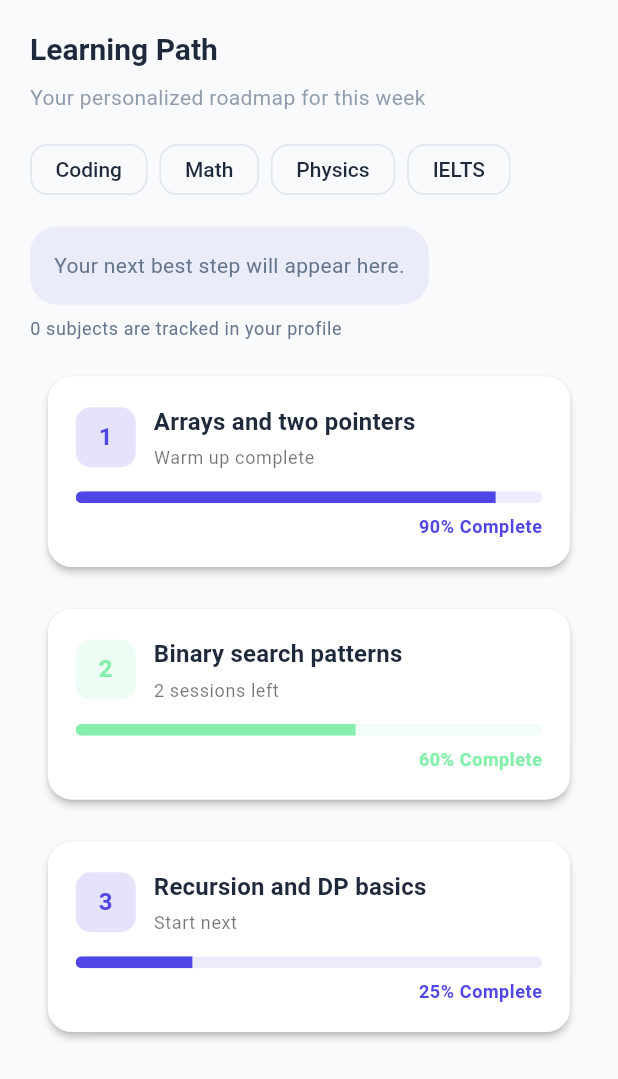
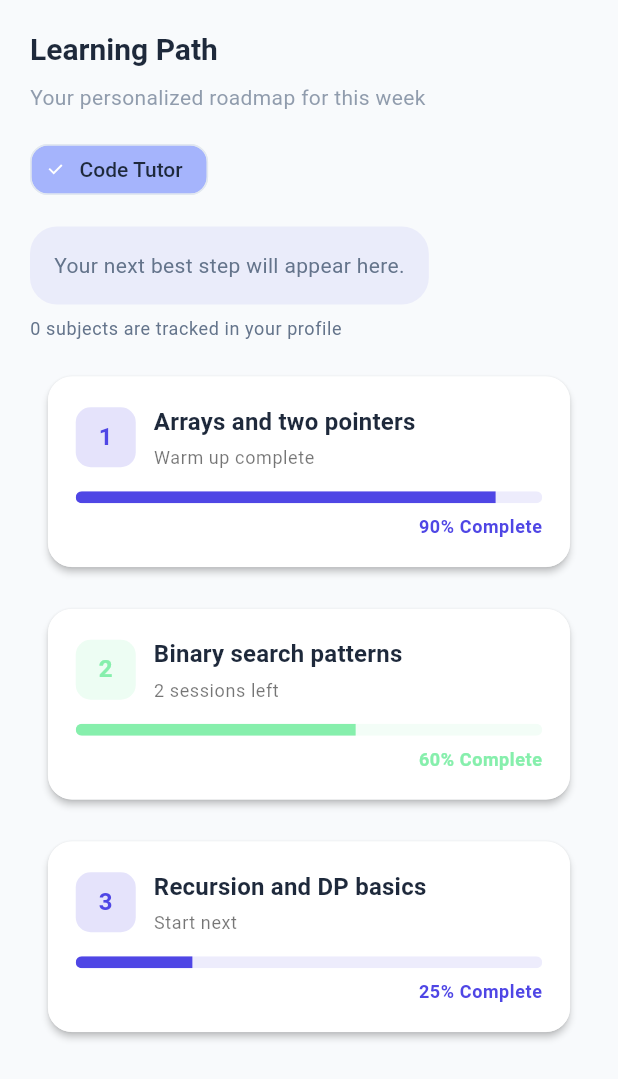
Before and after one commit to priyanshch1105/code-mentor-ai, a Flutter app: the LearningPathScreen widget shown alone on an empty page, opened directly, on a phone screen of 412 x 824 dp. Shown: the top 1079 px of the screen. Run offline on Flutter 3.47's test engine with Material 3 defaults, Android fonts, the phone set to English and light mode, and no system bars; our stand-ins replace dio, flutter_animate, shared_preferences; accounts and stored records are empty; network calls fail.

Commit message:
feat: Update LearningPathScreen to set default subject and streamline recommendation handling

```diff
--- a/mobile-app/lib/src/views/dashboard/learning_path_screen.dart
+++ b/mobile-app/lib/src/views/dashboard/learning_path_screen.dart
@@ -13,7 +13,7 @@ class LearningPathScreen extends StatefulWidget {
 
 class _LearningPathScreenState extends State<LearningPathScreen> {
   bool _loading = true;
-  String _subject = 'general';
+  String _subject = 'code tutor';
   Map<String, dynamic> _progress = {};
   String _recommendation = '';
 
@@ -27,11 +27,17 @@ class _LearningPathScreenState extends State<LearningPathScreen> {
     try {
       final profile = await AuthController.instance.loadCurrentUser();
       final progressResponse = await ChatController.instance.getProgress();
-      final recommendation = await ChatController.instance.getRecommendation(subject: profile.currentSubject);
+      final recommendation = await ChatController.instance.getRecommendation(
+        subject: profile.currentSubject,
+      );
       if (!mounted) return;
       setState(() {
         _subject = profile.currentSubject;
-        _progress = Map<String, dynamic>.from(progressResponse['progress'] is Map ? progressResponse['progress'] as Map : {});
+        _progress = Map<String, dynamic>.from(
+          progressResponse['progress'] is Map
+              ? progressResponse['progress'] as Map
+              : {},
+        );
         _recommendation = recommendation;
         _loading = false;
       });
@@ -45,7 +51,9 @@ class _LearningPathScreenState extends State<LearningPathScreen> {
     try {
       await AuthController.instance.selectSubject(subject);
       final profile = await AuthController.instance.loadCurrentUser();
-      final recommendation = await ChatController.instance.getRecommendation(subject: profile.currentSubject);
+      final recommendation = await ChatController.instance.getRecommendation(
+        subject: profile.currentSubject,
+      );
       if (!mounted) return;
       setState(() {
         _subject = profile.currentSubject;
@@ -60,33 +68,11 @@ class _LearningPathScreenState extends State<LearningPathScreen> {
   }
 
   List<_PathStepData> _stepsForSubject() {
-    switch (_subject) {
-      case 'math':
-        return const [
-          _PathStepData('Core formulas and notation', 0.85, 'Warm up complete'),
-          _PathStepData('Problem solving patterns', 0.6, '2 sessions left'),
-          _PathStepData('Timed practice set', 0.3, 'Start next'),
-        ];
-      case 'physics':
-        return const [
-          _PathStepData('Conceptual foundations', 0.8, 'Warm up complete'),
-          _PathStepData('Numerical problem practice', 0.5, '3 sessions left'),
-          _PathStepData('Exam-style mixed drills', 0.2, 'Start next'),
-        ];
-      case 'ielts':
-        return const [
-          _PathStepData('Vocabulary and grammar', 0.75, 'Warm up complete'),
-          _PathStepData('Reading and listening drills', 0.55, '2 sessions left'),
-          _PathStepData('Mock test review', 0.25, 'Start next'),
-        ];
-      case 'coding':
-      default:
     return const [
       _PathStepData('Arrays and two pointers', 0.9, 'Warm up complete'),
       _PathStepData('Binary search patterns', 0.6, '2 sessions left'),
       _PathStepData('Recursion and DP basics', 0.25, 'Start next'),
     ];
-    }
   }
 
   @override
@@ -117,7 +103,9 @@ class _LearningPathScreenState extends State<LearningPathScreen> {
                   Text(
                     'Your personalized roadmap for this week',
                     style: theme.textTheme.bodyMedium?.copyWith(
-                      color: theme.textTheme.bodyMedium?.color?.withValues(alpha: 0.7),
+                      color: theme.textTheme.bodyMedium?.color?.withValues(
+                        alpha: 0.7,
+                      ),
                     ),
                   ),
                   const SizedBox(height: 14),
@@ -125,10 +113,12 @@ class _LearningPathScreenState extends State<LearningPathScreen> {
                     spacing: 8,
                     runSpacing: 8,
                     children: [
-                      ChoiceChip(label: const Text('Coding'), selected: _subject == 'coding', onSelected: (_) => _setSubject('coding')),
-                      ChoiceChip(label: const Text('Math'), selected: _subject == 'math', onSelected: (_) => _setSubject('math')),
-                      ChoiceChip(label: const Text('Physics'), selected: _subject == 'physics', onSelected: (_) => _setSubject('physics')),
-                      ChoiceChip(label: const Text('IELTS'), selected: _subject == 'ielts', onSelected: (_) => _setSubject('ielts')),
+                      ChoiceChip(
+                        label: const Text('Code Tutor'),
+                        selected:
+                            _subject == 'coding' || _subject == 'code tutor',
+                        onSelected: (_) => _setSubject('coding'),
+                      ),
                     ],
                   ),
                   const SizedBox(height: 14),
@@ -139,7 +129,9 @@ class _LearningPathScreenState extends State<LearningPathScreen> {
                       color: colors.primary.withValues(alpha: 0.08),
                     ),
                     child: Text(
-                      _recommendation.isEmpty ? 'Your next best step will appear here.' : _recommendation,
+                      _recommendation.isEmpty
+                          ? 'Your next best step will appear here.'
+                          : _recommendation,
                       style: theme.textTheme.bodyMedium,
                     ),
                   ),
@@ -155,8 +147,7 @@ class _LearningPathScreenState extends State<LearningPathScreen> {
           SliverPadding(
             padding: const EdgeInsets.symmetric(horizontal: 16),
             sliver: SliverList(
-              delegate: SliverChildListDelegate(
-                [
+              delegate: SliverChildListDelegate([
                 ..._stepsForSubject().asMap().entries.expand((entry) {
                   final index = entry.key;
                   final step = entry.value;
@@ -172,8 +163,7 @@ class _LearningPathScreenState extends State<LearningPathScreen> {
                   ];
                 }),
                 const SizedBox(height: 20),
-                ],
-              ),
+              ]),
             ),
           ),
         ],
```
Lines whose indentation alone changed are shown as unchanged.
